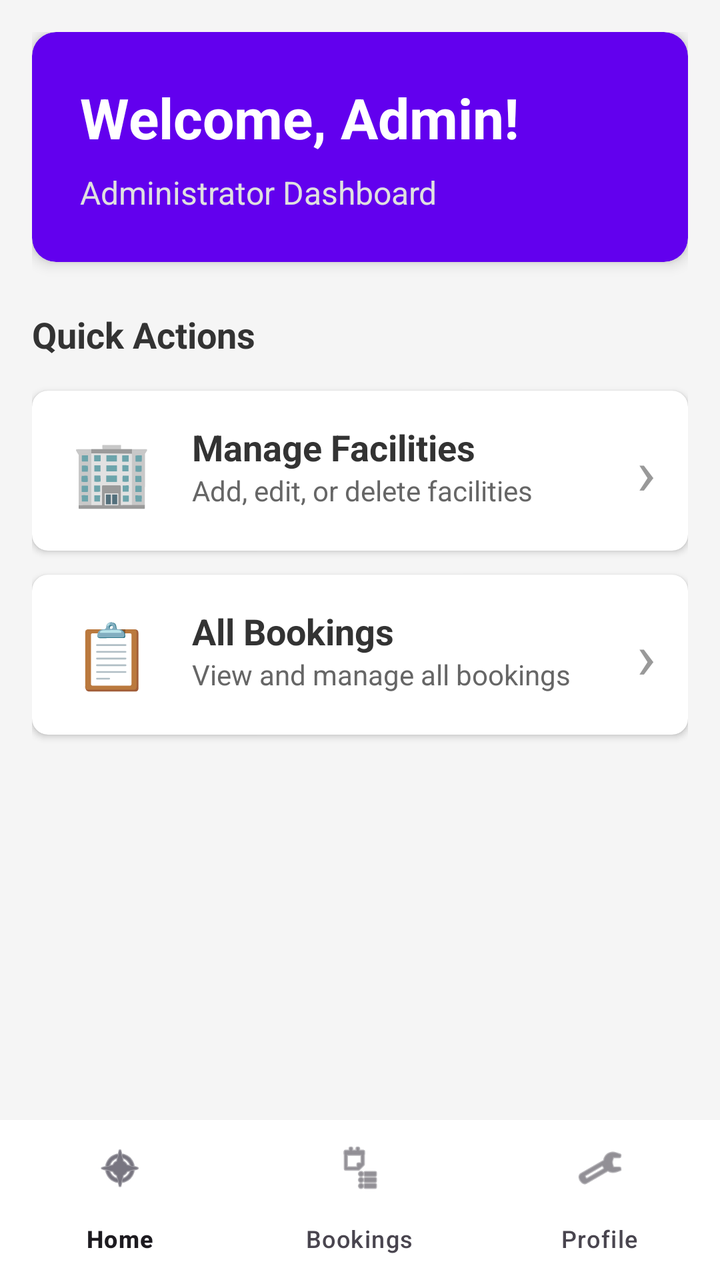
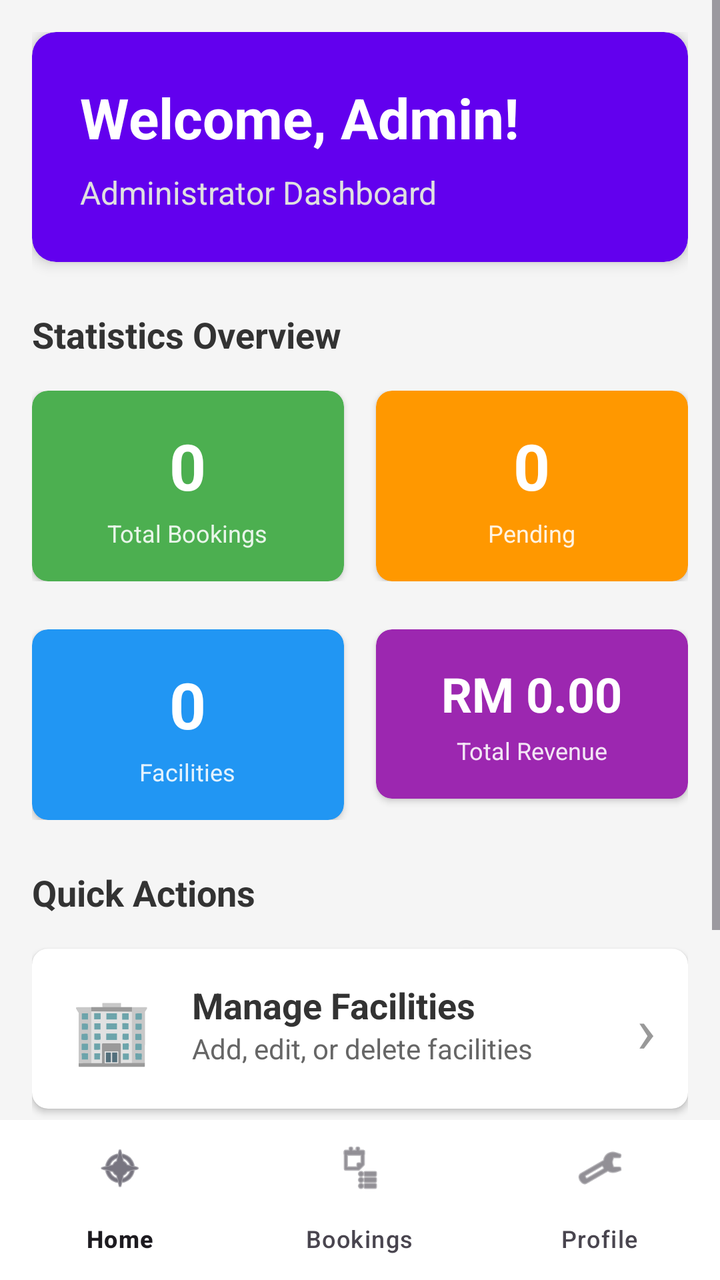

An Android layout rendered at two revisions. The XML below is the earlier revision; the diff shows what the commit changed to produce the second picture.
<!-- AndroidManifest.xml: application theme Theme.FacilityBooking -->
<!-- res/layout/activity_admin_dashboard.xml -->
<?xml version="1.0" encoding="utf-8"?>
<RelativeLayout xmlns:android="http://schemas.android.com/apk/res/android"
    xmlns:app="http://schemas.android.com/apk/res-auto"
    xmlns:tools="http://schemas.android.com/tools"
    android:layout_width="match_parent"
    android:layout_height="match_parent"
    android:background="#F5F5F5"
    tools:context=".AdminDashboardActivity">

    
    <ScrollView
        android:id="@+id/contentArea"
        android:layout_width="match_parent"
        android:layout_height="match_parent"
        android:layout_above="@id/bottomNavigation"
        android:fillViewport="true">

        <LinearLayout
            android:layout_width="match_parent"
            android:layout_height="wrap_content"
            android:orientation="vertical"
            android:padding="16dp">

            
            <androidx.cardview.widget.CardView
                android:layout_width="match_parent"
                android:layout_height="wrap_content"
                app:cardCornerRadius="12dp"
                app:cardElevation="4dp"
                android:layout_marginBottom="24dp"
                app:cardBackgroundColor="@color/design_default_color_primary">

                <LinearLayout
                    android:layout_width="match_parent"
                    android:layout_height="wrap_content"
                    android:orientation="vertical"
                    android:padding="24dp">

                    <TextView
                        android:id="@+id/tvWelcome"
                        android:layout_width="wrap_content"
                        android:layout_height="wrap_content"
                        android:text="Welcome, Admin!"
                        android:textSize="28sp"
                        android:textStyle="bold"
                        android:textColor="#FFFFFF"
                        android:layout_marginBottom="8dp" />

                    <TextView
                        android:layout_width="wrap_content"
                        android:layout_height="wrap_content"
                        android:text="Administrator Dashboard"
                        android:textSize="16sp"
                        android:textColor="#E0E0E0" />

                </LinearLayout>

            </androidx.cardview.widget.CardView>

            
            <TextView
                android:layout_width="wrap_content"
                android:layout_height="wrap_content"
                android:text="Quick Actions"
                android:textSize="18sp"
                android:textStyle="bold"
                android:textColor="#333333"
                android:layout_marginBottom="16dp" />

            
            <androidx.cardview.widget.CardView
                android:id="@+id/cardManageFacilities"
                android:layout_width="match_parent"
                android:layout_height="wrap_content"
                app:cardCornerRadius="8dp"
                app:cardElevation="2dp"
                android:layout_marginBottom="12dp"
                android:clickable="true"
                android:focusable="true"
                android:foreground="?android:attr/selectableItemBackground">

                <LinearLayout
                    android:layout_width="match_parent"
                    android:layout_height="wrap_content"
                    android:orientation="horizontal"
                    android:padding="16dp">

                    <TextView
                        android:layout_width="48dp"
                        android:layout_height="48dp"
                        android:text="🏢"
                        android:textSize="32sp"
                        android:gravity="center" />

                    <LinearLayout
                        android:layout_width="0dp"
                        android:layout_height="wrap_content"
                        android:layout_weight="1"
                        android:orientation="vertical"
                        android:layout_marginStart="16dp">

                        <TextView
                            android:layout_width="wrap_content"
                            android:layout_height="wrap_content"
                            android:text="Manage Facilities"
                            android:textSize="18sp"
                            android:textStyle="bold"
                            android:textColor="#333333" />

                        <TextView
                            android:layout_width="wrap_content"
                            android:layout_height="wrap_content"
                            android:text="Add, edit, or delete facilities"
                            android:textSize="14sp"
                            android:textColor="#666666" />

                    </LinearLayout>

                    <TextView
                        android:layout_width="wrap_content"
                        android:layout_height="wrap_content"
                        android:text="›"
                        android:textSize="32sp"
                        android:textColor="#999999"
                        android:layout_gravity="center" />

                </LinearLayout>

            </androidx.cardview.widget.CardView>

            
            <androidx.cardview.widget.CardView
                android:id="@+id/cardAllBookings"
                android:layout_width="match_parent"
                android:layout_height="wrap_content"
                app:cardCornerRadius="8dp"
                app:cardElevation="2dp"
                android:layout_marginBottom="12dp"
                android:clickable="true"
                android:focusable="true"
                android:foreground="?android:attr/selectableItemBackground">

                <LinearLayout
                    android:layout_width="match_parent"
                    android:layout_height="wrap_content"
                    android:orientation="horizontal"
                    android:padding="16dp">

                    <TextView
                        android:layout_width="48dp"
                        android:layout_height="48dp"
                        android:text="📋"
                        android:textSize="32sp"
                        android:gravity="center" />

                    <LinearLayout
                        android:layout_width="0dp"
                        android:layout_height="wrap_content"
                        android:layout_weight="1"
                        android:orientation="vertical"
                        android:layout_marginStart="16dp">

                        <TextView
                            android:layout_width="wrap_content"
                            android:layout_height="wrap_content"
                            android:text="All Bookings"
                            android:textSize="18sp"
                            android:textStyle="bold"
                            android:textColor="#333333" />

                        <TextView
                            android:layout_width="wrap_content"
                            android:layout_height="wrap_content"
                            android:text="View and manage all bookings"
                            android:textSize="14sp"
                            android:textColor="#666666" />

                    </LinearLayout>

                    <TextView
                        android:layout_width="wrap_content"
                        android:layout_height="wrap_content"
                        android:text="›"
                        android:textSize="32sp"
                        android:textColor="#999999"
                        android:layout_gravity="center" />

                </LinearLayout>

            </androidx.cardview.widget.CardView>

        </LinearLayout>

    </ScrollView>

    
    <com.google.android.material.bottomnavigation.BottomNavigationView
        android:id="@+id/bottomNavigation"
        android:layout_width="match_parent"
        android:layout_height="wrap_content"
        android:layout_alignParentBottom="true"
        android:background="#FFFFFF"
        android:elevation="8dp"
        app:menu="@menu/menu_bottom_nav_admin" />

</RelativeLayout>
<!-- resources referenced by this layout -->
<resources>
  <style name="Theme.FacilityBooking" parent="Base.Theme.FacilityBooking" />
  <style name="Base.Theme.FacilityBooking" parent="Theme.Material3.DayNight.NoActionBar">
          
          
      </style>
</resources>

<!-- the commit's change to res/layout/activity_admin_dashboard.xml (unified diff, before → after) -->
@@ -61,6 +61,186 @@
             <TextView
                 android:layout_width="wrap_content"
                 android:layout_height="wrap_content"
+                android:text="Statistics Overview"
+                android:textSize="18sp"
+                android:textStyle="bold"
+                android:textColor="#333333"
+                android:layout_marginBottom="16dp" />
+
+            
+            <LinearLayout
+                android:layout_width="match_parent"
+                android:layout_height="wrap_content"
+                android:orientation="horizontal"
+                android:layout_marginBottom="24dp">
+
+                
+                <androidx.cardview.widget.CardView
+                    android:layout_width="0dp"
+                    android:layout_height="wrap_content"
+                    android:layout_weight="1"
+                    app:cardCornerRadius="8dp"
+                    app:cardElevation="2dp"
+                    android:layout_marginEnd="8dp"
+                    app:cardBackgroundColor="#4CAF50">
+
+                    <LinearLayout
+                        android:layout_width="match_parent"
+                        android:layout_height="wrap_content"
+                        android:orientation="vertical"
+                        android:padding="16dp"
+                        android:gravity="center">
+
+                        <TextView
+                            android:id="@+id/tvTotalBookings"
+                            android:layout_width="wrap_content"
+                            android:layout_height="wrap_content"
+                            android:text="0"
+                            android:textSize="32sp"
+                            android:textStyle="bold"
+                            android:textColor="#FFFFFF"
+                            android:layout_marginBottom="4dp" />
+
+                        <TextView
+                            android:layout_width="wrap_content"
+                            android:layout_height="wrap_content"
+                            android:text="Total Bookings"
+                            android:textSize="12sp"
+                            android:textColor="#E8F5E9" />
+
+                    </LinearLayout>
+
+                </androidx.cardview.widget.CardView>
+
+                
+                <androidx.cardview.widget.CardView
+                    android:layout_width="0dp"
+                    android:layout_height="wrap_content"
+                    android:layout_weight="1"
+                    app:cardCornerRadius="8dp"
+                    app:cardElevation="2dp"
+                    android:layout_marginStart="8dp"
+                    app:cardBackgroundColor="#FF9800">
+
+                    <LinearLayout
+                        android:layout_width="match_parent"
+                        android:layout_height="wrap_content"
+                        android:orientation="vertical"
+                        android:padding="16dp"
+                        android:gravity="center">
+
+                        <TextView
+                            android:id="@+id/tvPendingBookings"
+                            android:layout_width="wrap_content"
+                            android:layout_height="wrap_content"
+                            android:text="0"
+                            android:textSize="32sp"
+                            android:textStyle="bold"
+                            android:textColor="#FFFFFF"
+                            android:layout_marginBottom="4dp" />
+
+                        <TextView
+                            android:layout_width="wrap_content"
+                            android:layout_height="wrap_content"
+                            android:text="Pending"
+                            android:textSize="12sp"
+                            android:textColor="#FFF3E0" />
+
+                    </LinearLayout>
+
+                </androidx.cardview.widget.CardView>
+
+            </LinearLayout>
+
+            
+            <LinearLayout
+                android:layout_width="match_parent"
+                android:layout_height="wrap_content"
+                android:orientation="horizontal"
+                android:layout_marginBottom="24dp">
+
+                
+                <androidx.cardview.widget.CardView
+                    android:layout_width="0dp"
+                    android:layout_height="wrap_content"
+                    android:layout_weight="1"
+                    app:cardCornerRadius="8dp"
+                    app:cardElevation="2dp"
+                    android:layout_marginEnd="8dp"
+                    app:cardBackgroundColor="#2196F3">
+
+                    <LinearLayout
+                        android:layout_width="match_parent"
+                        android:layout_height="wrap_content"
+                        android:orientation="vertical"
+                        android:padding="16dp"
+                        android:gravity="center">
+
+                        <TextView
+                            android:id="@+id/tvTotalFacilities"
+                            android:layout_width="wrap_content"
+                            android:layout_height="wrap_content"
+                            android:text="0"
+                            android:textSize="32sp"
+                            android:textStyle="bold"
+                            android:textColor="#FFFFFF"
+                            android:layout_marginBottom="4dp" />
+
+                        <TextView
+                            android:layout_width="wrap_content"
+                            android:layout_height="wrap_content"
+                            android:text="Facilities"
+                            android:textSize="12sp"
+                            android:textColor="#E3F2FD" />
+
+                    </LinearLayout>
+
+                </androidx.cardview.widget.CardView>
+
+                
+                <androidx.cardview.widget.CardView
+                    android:layout_width="0dp"
+                    android:layout_height="wrap_content"
+                    android:layout_weight="1"
+                    app:cardCornerRadius="8dp"
+                    app:cardElevation="2dp"
+                    android:layout_marginStart="8dp"
+                    app:cardBackgroundColor="#9C27B0">
+
+                    <LinearLayout
+                        android:layout_width="match_parent"
+                        android:layout_height="wrap_content"
+                        android:orientation="vertical"
+                        android:padding="16dp"
+                        android:gravity="center">
+
+                        <TextView
+                            android:id="@+id/tvTotalRevenue"
+                            android:layout_width="wrap_content"
+                            android:layout_height="wrap_content"
+                            android:text="RM 0.00"
+                            android:textSize="24sp"
+                            android:textStyle="bold"
+                            android:textColor="#FFFFFF"
+                            android:layout_marginBottom="4dp" />
+
+                        <TextView
+                            android:layout_width="wrap_content"
+                            android:layout_height="wrap_content"
+                            android:text="Total Revenue"
+                            android:textSize="12sp"
+                            android:textColor="#F3E5F5" />
+
+                    </LinearLayout>
+
+                </androidx.cardview.widget.CardView>
+
+            </LinearLayout>
+
+            
+            <TextView
+                android:layout_width="wrap_content"
+                android:layout_height="wrap_content"
                 android:text="Quick Actions"
                 android:textSize="18sp"
                 android:textStyle="bold"
@@ -74,6 +254,7 @@
                 android:layout_height="wrap_content"
                 app:cardCornerRadius="8dp"
                 app:cardElevation="2dp"
+                app:cardBackgroundColor="@android:color/white"
                 android:layout_marginBottom="12dp"
                 android:clickable="true"
                 android:focusable="true"
@@ -135,6 +316,7 @@
                 android:layout_height="wrap_content"
                 app:cardCornerRadius="8dp"
                 app:cardElevation="2dp"
+                app:cardBackgroundColor="@android:color/white"
                 android:layout_marginBottom="12dp"
                 android:clickable="true"
                 android:focusable="true"
